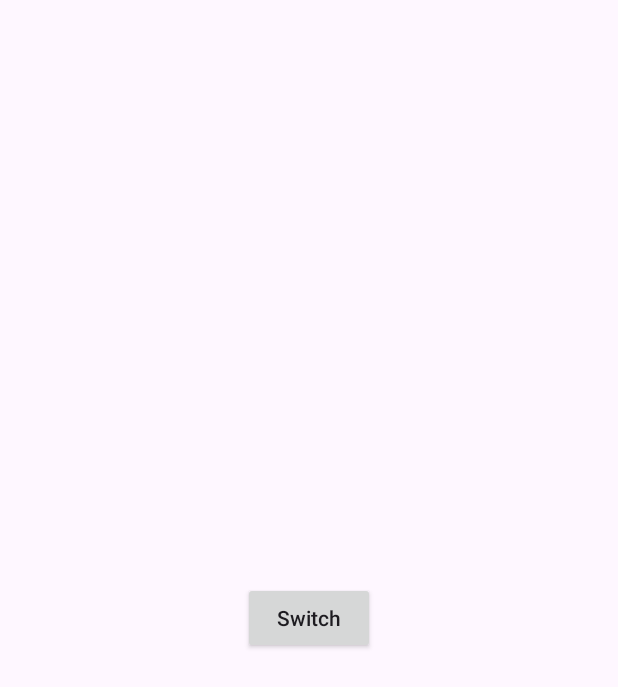
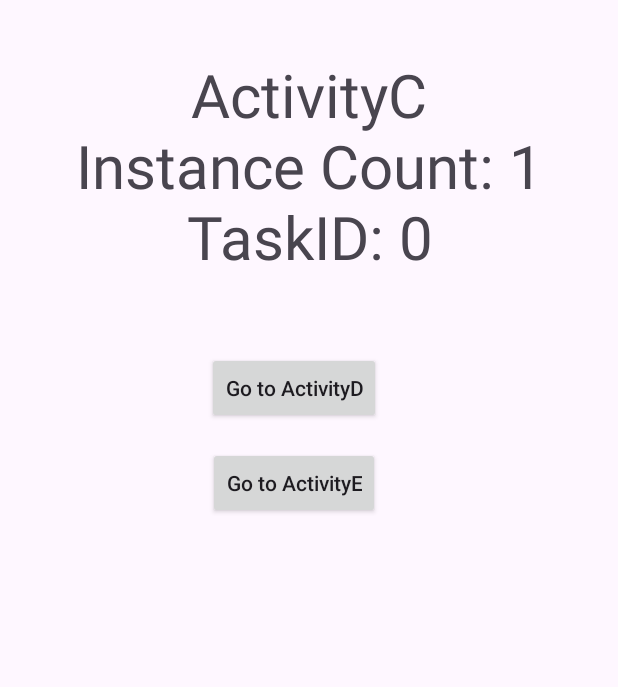
Before and after one commit to Quyenhm03/AndroidTutorial, an Android app: the screen it shows after launch (ActivityA before the commit, ActivityC after it), on a phone screen of 412 x 824 dp. Shown: the top 687 px of the screen. Run offline under Robolectric (Android 15) with nearby library versions, the phone set to English and light mode, and no system bars.

Commit message:
push code 09-10

```diff
--- a/app/src/main/java/com/example/androidtutorial/ActivityA.kt
+++ /dev/null
@@ -1,66 +0,0 @@
-package com.example.androidtutorial
-
-import android.annotation.SuppressLint
-import android.content.Intent
-import android.os.Bundle
-import android.util.Log
-import android.widget.Button
-import android.widget.Toast
-import androidx.activity.enableEdgeToEdge
-import androidx.appcompat.app.AppCompatActivity
-import androidx.core.view.ViewCompat
-import androidx.core.view.WindowInsetsCompat
-
-class ActivityA : AppCompatActivity() {
-    private val TAG = "ActivityA"
-    private lateinit var btnSwitch: Button
-
-    @SuppressLint("MissingInflatedId")
-    override fun onCreate(savedInstanceState: Bundle?) {
-        super.onCreate(savedInstanceState)
-        setContentView(R.layout.activity_a)
-        Log.d(TAG, "OnCreate")
-
-        btnSwitch = findViewById(R.id.btn_switch)
-
-        btnSwitch.setOnClickListener {
-            val intent = Intent(this, ActivityB::class.java)
-            startActivity(intent)
-        }
-    }
-
-    override fun onStart() {
-        super.onStart()
-        Log.d(TAG, "OnStart")
-    }
-
-    override fun onResume() {
-        super.onResume()
-        Log.d(TAG, "OnResume")
-    }
-
-    override fun onPause() {
-        super.onPause()
-        Log.d(TAG, "OnPause")
-    }
-
-    override fun onStop() {
-        super.onStop()
-        Log.d(TAG, "OnStop")
-    }
-
-    override fun onRestart() {
-        super.onRestart()
-        Log.d(TAG, "OnRestart")
-    }
-
-    override fun onDestroy() {
-        super.onDestroy()
-        Log.d(TAG, "OnDestroy")
-    }
-}
-
-/**
- * A-> B
- * onPause (A) -> onCreate (B) -> onStart (B) -> onResume (B) -> onStop (A)
- */
--- /dev/null
+++ b/app/src/main/java/com/example/androidtutorial/lauchmode/ActivityC.kt
@@ -0,0 +1,57 @@
+package com.example.androidtutorial.lauchmode
+
+import android.content.Intent
+import android.os.Bundle
+import android.util.Log
+import android.widget.Button
+import android.widget.TextView
+import androidx.appcompat.app.AppCompatActivity
+import com.example.androidtutorial.R
+import com.example.androidtutorial.lauchmode.ActivityD.Companion
+
+class ActivityC : AppCompatActivity() {
+    private val TAG = "ActivityC"
+
+    companion object {
+        private var totalInstanceCount = 0
+    }
+
+    private lateinit var btnToD: Button
+    private lateinit var btnToE: Button
+    private lateinit var txtInfo: TextView
+
+    private var instanceCount = 0
+
+    override fun onCreate(savedInstanceState: Bundle?) {
+        super.onCreate(savedInstanceState)
+        setContentView(R.layout.activity_c)
+
+        initView()
+
+        totalInstanceCount++
+        instanceCount = totalInstanceCount
+        updateInfo()
+
+        btnToD.setOnClickListener {
+            startActivity(Intent(this, ActivityD::class.java))
+        }
+        btnToE.setOnClickListener {
+            startActivity(Intent(this, ActivityE::class.java))
+        }
+    }
+
+    fun initView() {
+        btnToD = findViewById(R.id.btn_to_d)
+        btnToE = findViewById(R.id.btn_to_e)
+        txtInfo = findViewById(R.id.txt_info)
+    }
+
+    fun updateInfo() {
+        txtInfo.text = "ActivityC\nInstance Count: $instanceCount\nTaskID: $taskId"
+    }
+
+    override fun onNewIntent(intent: Intent?) {
+        super.onNewIntent(intent)
+        Log.d(TAG, "onNewIntent called")
+    }
+}
--- /dev/null
+++ b/app/src/main/res/layout/activity_c.xml
@@ -0,0 +1,42 @@
+<?xml version="1.0" encoding="utf-8"?>
+<LinearLayout xmlns:android="http://schemas.android.com/apk/res/android"
+    android:layout_width="match_parent"
+    android:layout_height="match_parent"
+    android:orientation="vertical"
+    android:padding="16dp">
+
+    <TextView
+        android:id="@+id/txt_info"
+        android:layout_marginTop="20dp"
+        android:layout_width="match_parent"
+        android:layout_height="wrap_content"
+        android:gravity="center"
+        android:text="ActivityC"
+        android:textSize="40dp"/>
+
+    <LinearLayout
+        android:layout_width="match_parent"
+        android:layout_height="wrap_content"
+        android:orientation="vertical"
+        android:gravity="center_horizontal"
+        android:layout_marginTop="50dp">
+
+        <androidx.appcompat.widget.AppCompatButton
+            android:id="@+id/btn_to_d"
+            android:layout_width="wrap_content"
+            android:layout_height="wrap_content"
+            android:layout_marginRight="10dp"
+            android:layout_marginBottom="15dp"
+            android:text="Go to ActivityD"
+            android:textAllCaps="false"/>
+
+        <androidx.appcompat.widget.AppCompatButton
+            android:id="@+id/btn_to_e"
+            android:layout_width="wrap_content"
+            android:layout_height="wrap_content"
+            android:layout_marginRight="10dp"
+            android:text="Go to ActivityE"
+            android:textAllCaps="false"/>
+    </LinearLayout>
+
+</LinearLayout>
```
Also changed, not shown: app/src/main/AndroidManifest.xml (+12 -2 lines), app/src/main/java/com/example/androidtutorial/activity/ActivityA.kt (added, +112 -0 lines), app/src/main/java/com/example/androidtutorial/activity/ActivityB.kt (renamed from app/src/main/java/com/example/androidtutorial/ActivityB.kt, +15 -6 lines), app/src/main/java/com/example/androidtutorial/lauchmode/ActivityD.kt (added, +67 -0 lines), app/src/main/java/com/example/androidtutorial/lauchmode/ActivityE.kt (added, +60 -0 lines), app/src/main/res/layout/activity_a.xml (+47 -12 lines), app/src/main/res/layout/activity_b.xml (+27 -2 lines), app/src/main/res/layout/activity_d.xml (added, +51 -0 lines), app/src/main/res/layout/activity_e.xml (added, +43 -0 lines).
